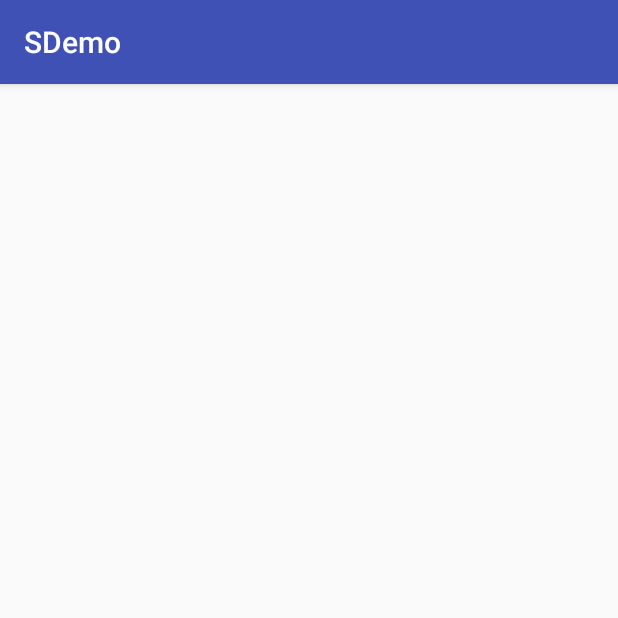
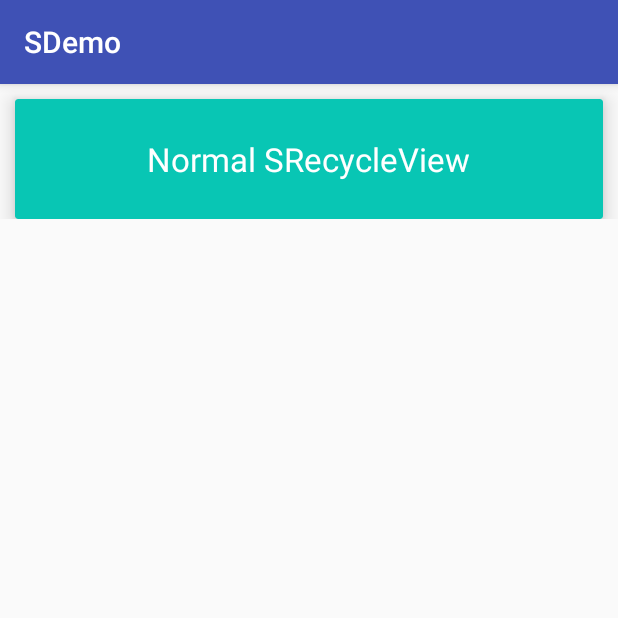
Before and after one commit to aadil0610/SDemo, an Android app: the SRecycleViewActivity screen opened directly, with no data from a screen before it, on a phone screen of 412 x 824 dp, the top half of it. Run offline under Robolectric (Android 15) with nearby library versions, the phone set to English and light mode, and no system bars.

Commit message:
整理SRecycleView类下的normal

```diff
--- a/app/src/main/AndroidManifest.xml
+++ b/app/src/main/AndroidManifest.xml
@@ -18,7 +18,7 @@
         <activity
             android:name=".SplashActivity"
             android:theme="@style/translucentNoTitle" />
-        <activity android:name=".srecycleview.SRecycleViewV1"></activity>
+        <activity android:name=".srecycleview.SRecycleViewV1Activity"></activity>
         <activity android:name=".srecycleview.SRecycleViewActivity"></activity>
         <activity android:name=".ui.UiEntrance"></activity>
     </application>
--- a/app/src/main/java/com/isme/shen/sdemo/srecycleview/SRecycleViewActivity.java
+++ b/app/src/main/java/com/isme/shen/sdemo/srecycleview/SRecycleViewActivity.java
@@ -1,10 +1,19 @@
 package com.isme.shen.sdemo.srecycleview;
 
+import android.content.Intent;
 import android.os.Bundle;
 import android.support.annotation.Nullable;
 import android.support.v7.app.AppCompatActivity;
+import android.support.v7.widget.LinearLayoutManager;
+import android.support.v7.widget.RecyclerView;
+import android.view.LayoutInflater;
+import android.view.View;
+import android.view.ViewGroup;
+import android.widget.TextView;
 
 import com.isme.shen.sdemo.R;
+import com.isme.shen.slibrary.recycleView.SRecycleView;
+import com.isme.shen.slibrary.recycleView.SRecycleViewAdapter;
 
 /**
  * 一步一步的封装自己的RecycleView
@@ -12,9 +21,72 @@ import com.isme.shen.sdemo.R;
  */
 public class SRecycleViewActivity extends AppCompatActivity {
 
+    private Class[] clazz = {SRecycleViewV1Activity.class};
+    private SRecycleView sRecycleView;
+
     @Override
     protected void onCreate(@Nullable Bundle savedInstanceState) {
         super.onCreate(savedInstanceState);
         setContentView(R.layout.activity_s_recycle_view);
+
+        initView();
+        initData();
+    }
+
+    private void initView() {
+        sRecycleView = (SRecycleView) findViewById(R.id.s_recycleview);
+    }
+
+
+    private void initData() {
+
+        MiAdapter miAdapter = new MiAdapter();
+        SRecycleViewAdapter sRecycleViewAdapter = new SRecycleViewAdapter(this,miAdapter);
+        sRecycleView.setLayoutManager(new LinearLayoutManager(this));
+        sRecycleView.setAdapter(sRecycleViewAdapter);
+
+    }
+
+    private class MiAdapter extends RecyclerView.Adapter{
+
+        @Override
+        public RecyclerView.ViewHolder onCreateViewHolder(ViewGroup parent, int viewType) {
+            View view = LayoutInflater.from(SRecycleViewActivity.this).inflate(R.layout.item_main, null);
+            MiHolder miHolder = new MiHolder(view);
+            return miHolder;
+        }
+
+        @Override
+        public void onBindViewHolder(RecyclerView.ViewHolder holder, final int position) {
+            MiHolder miHolder = (MiHolder) holder;
+            switch (position){
+                case 0:
+                    miHolder.tv.setText("Normal SRecycleView");
+                    break;
+                case 1:
+                    break;
+            }
+
+            miHolder.itemView.setOnClickListener(new View.OnClickListener() {
+                @Override
+                public void onClick(View view) {
+                    startActivity(new Intent(SRecycleViewActivity.this,clazz[position]));
+                }
+            });
+        }
+
+        @Override
+        public int getItemCount() {
+            return clazz.length;
+        }
+    }
+
+    private class MiHolder extends RecyclerView.ViewHolder{
+        TextView tv;
+        public MiHolder(View view) {
+            super(view);
+
+            tv = (TextView) view.findViewById(R.id.tv_name);
+        }
     }
 }
--- a/app/src/main/res/layout/activity_s_recycle_view.xml
+++ b/app/src/main/res/layout/activity_s_recycle_view.xml
@@ -3,4 +3,11 @@
     android:orientation="vertical" android:layout_width="match_parent"
     android:layout_height="match_parent">
 
+    <com.isme.shen.slibrary.recycleView.SRecycleView
+        android:id="@+id/s_recycleview"
+        android:layout_width="match_parent"
+        android:layout_height="match_parent">
+
+    </com.isme.shen.slibrary.recycleView.SRecycleView>
+
 </LinearLayout>
--- a/app/src/main/res/layout/item_main.xml
+++ b/app/src/main/res/layout/item_main.xml
@@ -1,27 +1,34 @@
 <?xml version="1.0" encoding="utf-8"?>
-<android.support.v7.widget.CardView xmlns:android="http://schemas.android.com/apk/res/android"
+<RelativeLayout xmlns:android="http://schemas.android.com/apk/res/android"
+    android:layout_width="match_parent"
     xmlns:app="http://schemas.android.com/apk/res-auto"
+    android:layout_height="wrap_content">
+
+    <android.support.v7.widget.CardView
         android:layout_width="match_parent"
         android:layout_height="wrap_content"
         android:layout_marginLeft="10dp"
+        android:layout_marginRight="10dp"
         android:layout_marginTop="10dp"
-    android:layout_marginRight="10dp"
+        android:foreground="?attr/selectableItemBackground"
         app:cardBackgroundColor="#08C6B4"
-    android:foreground="?attr/selectableItemBackground"
         app:cardElevation="8dp">
 
         <LinearLayout
             android:layout_width="match_parent"
+            android:layout_height="80dp"
             android:gravity="center"
-        android:layout_height="80dp">
+            android:orientation="vertical">
 
             <TextView
                 android:id="@+id/tv_name"
                 android:layout_width="wrap_content"
                 android:layout_height="wrap_content"
+                android:gravity="center"
                 android:textColor="@color/white"
                 android:textSize="22sp" />
 
         </LinearLayout>
 
     </android.support.v7.widget.CardView>
+</RelativeLayout>
```
Also changed, not shown: app/src/main/java/com/isme/shen/sdemo/srecycleview/SRecycleViewV1.java (deleted, +0 -183 lines), app/src/main/java/com/isme/shen/sdemo/srecycleview/SRecycleViewV1Activity.java (added, +177 -0 lines). Lines whose indentation alone changed are shown as unchanged.
